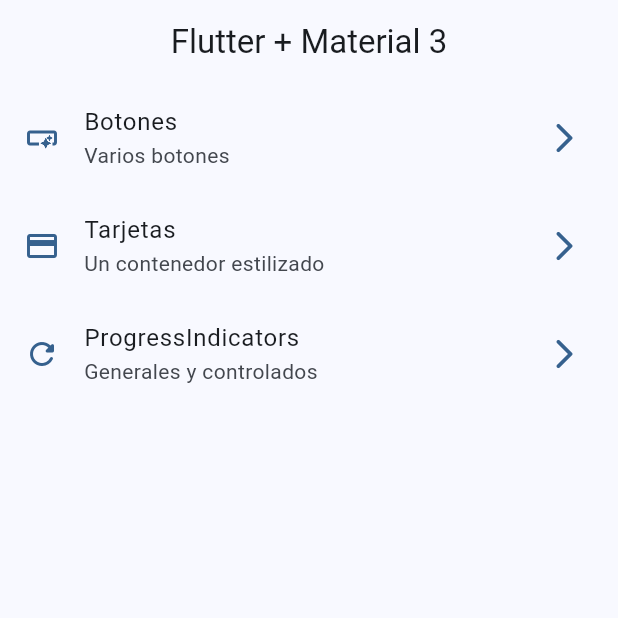
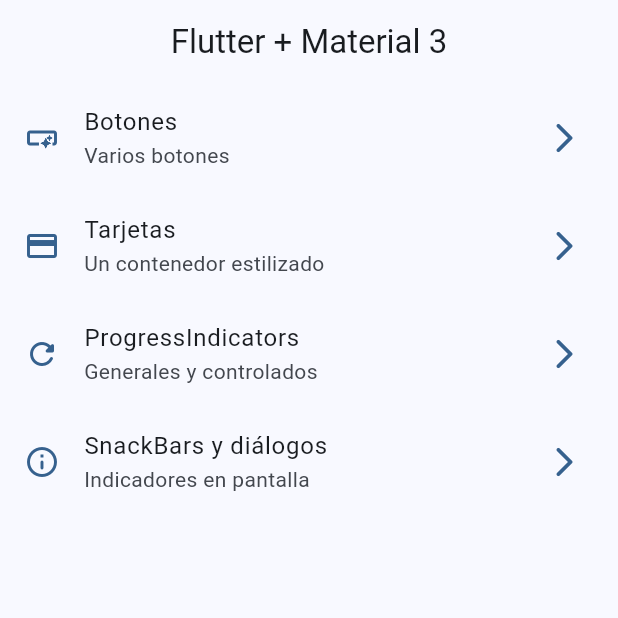
Before and after one commit to ManuelNZ20/flutter_widgets_app, a Flutter app: the screen it shows after launch, on a phone screen of 412 x 824 dp, the top half of it. Run offline on Flutter 3.47's test engine with Material 2 defaults, Android fonts, the phone set to English and light mode, and no system bars; our stand-ins replace go_router.

Commit message:
snackbar finish

```diff
--- a/lib/config/menu/menu_item.dart
+++ b/lib/config/menu/menu_item.dart
@@ -1,5 +1,3 @@
-
-
 import 'package:flutter/material.dart';
 
 class MenuItem {
@@ -8,32 +6,32 @@ class MenuItem {
   final String link;
   final IconData icon;
 
-  const MenuItem({
-      required this.title,
+  const MenuItem(
+      {required this.title,
       required this.subTitle,
       required this.link,
-      required this.icon
-  });
-
+      required this.icon});
 }
 
-
-const appMenuItems = <MenuItem> [
+const appMenuItems = <MenuItem>[
   MenuItem(
       title: 'Botones',
       subTitle: 'Varios botones',
       link: '/buttons',
       icon: Icons.smart_button_outlined),
-
   MenuItem(
       title: 'Tarjetas',
       subTitle: 'Un contenedor estilizado',
       link: '/cards',
       icon: Icons.credit_card),
-
   MenuItem(
       title: 'ProgressIndicators',
       subTitle: 'Generales y controlados',
       link: '/progress',
       icon: Icons.refresh_rounded),
+  MenuItem(
+      title: 'SnackBars y diálogos',
+      subTitle: 'Indicadores en pantalla',
+      link: '/snackbars',
+      icon: Icons.info_outline_rounded)
 ];
--- a/lib/config/router/app_router.dart
+++ b/lib/config/router/app_router.dart
@@ -25,6 +25,11 @@ final appRouter = GoRouter(
     name: ProgressScreen.name,
     builder: (context,state) => const ProgressScreen()
   ),
+  GoRoute(
+    path: '/snackbars',
+    name: SnackbarScreen.name,
+    builder:(context,state)=>const SnackbarScreen(),
+  ),
   // GoRoute(
   //     path: '/users/:number',
   //     builder: (context, state) => CardsScreen(number: state.pathParameters[]),
--- a/lib/main.dart
+++ b/lib/main.dart
@@ -12,6 +12,7 @@ class MainApp extends StatelessWidget {
   @override
   Widget build(BuildContext context) {
     return MaterialApp.router(
+      title: 'Flutter Widgets',
       theme: AppTheme(selectedColor: 0).themeData(),
       debugShowCheckedModeBanner: false,
       routerConfig: appRouter,
--- a/lib/presentation/screens/progress/progress_screen.dart
+++ b/lib/presentation/screens/progress/progress_screen.dart
@@ -77,7 +77,7 @@ class _ControlledProgressIndicator extends StatelessWidget {
               ),
               Expanded(
                   child: LinearProgressIndicator(
-                value:progressValue,
+                  value:progressValue,
               )),
             ],
           ),
```
Also changed, not shown: lib/presentation/screens/snackbar/snackbar_screen.dart (+65 -2 lines). Lines whose indentation alone changed are shown as unchanged.
